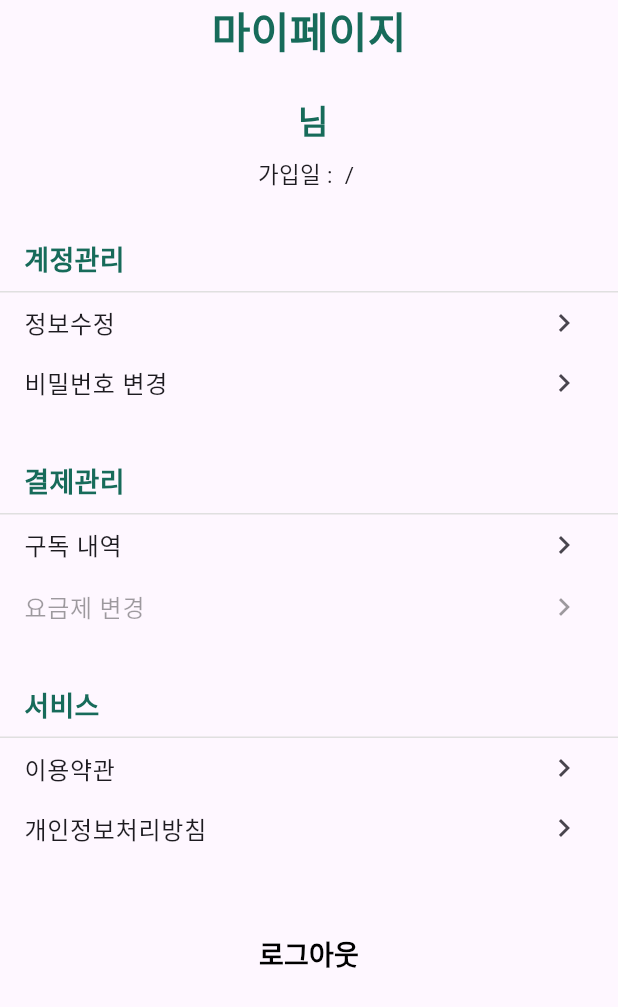
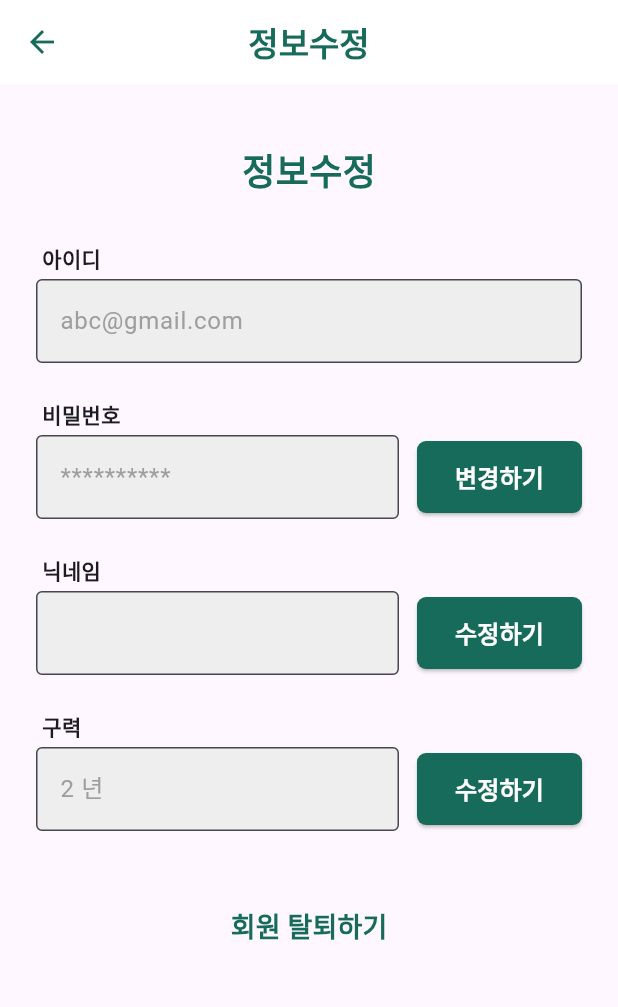
Before and after one commit to golframe/Golframe-dev, a Flutter app: the MyTab widget shown alone on an empty page, opened directly with empty values, after a tap on "정보수정", on a phone screen of 412 x 824 dp. Shown: the top 1007 px of the screen. Run offline on Flutter 3.47's test engine with Material 3 defaults, Android fonts, the phone set to English and light mode, and no system bars.

Commit message:
[feat] 마이페이지-정보수정 기능개발

```diff
--- /dev/null
+++ b/lib/edit_profile_screen.dart
@@ -0,0 +1,294 @@
+import 'package:flutter/material.dart';
+
+class EditProfileScreen extends StatefulWidget {
+  final String email;
+  final String nickname;
+  final String career;
+  const EditProfileScreen({
+    super.key,
+    required this.email,
+    required this.nickname,
+    required this.career,
+  });
+
+  @override
+  State<EditProfileScreen> createState() => _EditProfileScreenState();
+}
+
+class _EditProfileScreenState extends State<EditProfileScreen> {
+  bool isEditingPassword = false;
+  bool isEditingNickname = false;
+  bool isEditingCareer = false;
+  String nickname = '';
+  String password = '';
+  String career = '';
+  String careerUnit = '년';
+  String? errorText;
+  bool showNicknameDone = false;
+  bool showCareerDone = false;
+
+  @override
+  void initState() {
+    super.initState();
+    nickname = widget.nickname;
+    career = widget.career;
+  }
+
+  void _showDonePopup(String type) {
+    showDialog(
+      context: context,
+      builder:
+          (_) => AlertDialog(
+            content: Text(
+              type == 'nickname' ? '닉네임 수정이 완료되었습니다.' : '구력 수정이 완료되었습니다.',
+            ),
+            actions: [
+              TextButton(
+                onPressed: () => Navigator.of(context).pop(),
+                child: const Text('닫기'),
+              ),
+            ],
+          ),
+    );
+  }
+
+  @override
+  Widget build(BuildContext context) {
+    return Scaffold(
+      appBar: AppBar(
+        leading: IconButton(
+          icon: const Icon(Icons.arrow_back),
+          onPressed: () => Navigator.of(context).pop(),
+        ),
+        title: const Text(
+          '정보수정',
+          style: TextStyle(fontWeight: FontWeight.bold),
+        ),
+        centerTitle: true,
+        elevation: 0,
+        backgroundColor: Colors.white,
+        foregroundColor: const Color(0xFF176B5A),
+      ),
+      body: ListView(
+        padding: const EdgeInsets.all(24),
+        children: [
+          const SizedBox(height: 16),
+          const Center(
+            child: Text(
+              '정보수정',
+              style: TextStyle(
+                fontWeight: FontWeight.bold,
+                fontSize: 24,
+                color: Color(0xFF176B5A),
+              ),
+            ),
+          ),
+          const SizedBox(height: 32),
+          _buildLabel('아이디'),
+          _buildReadOnlyField(widget.email),
+          const SizedBox(height: 24),
+          _buildLabel('비밀번호'),
+          Row(
+            children: [
+              Expanded(child: _buildReadOnlyField('**********')),
+              const SizedBox(width: 12),
+              _buildActionButton(
+                isEditingPassword ? '변경완료' : '변경하기',
+                enabled: !isEditingNickname && !isEditingCareer,
+                onPressed:
+                    !isEditingNickname && !isEditingCareer
+                        ? () {
+                          setState(() {
+                            isEditingPassword = !isEditingPassword;
+                          });
+                        }
+                        : null,
+              ),
+            ],
+          ),
+          const SizedBox(height: 24),
+          _buildLabel('닉네임'),
+          Row(
+            children: [
+              Expanded(
+                child:
+                    isEditingNickname
+                        ? TextField(
+                          autofocus: true,
+                          decoration: const InputDecoration(
+                            border: OutlineInputBorder(),
+                          ),
+                          controller: TextEditingController(text: nickname),
+                          onChanged: (v) => nickname = v,
+                        )
+                        : _buildReadOnlyField(nickname),
+              ),
+              const SizedBox(width: 12),
+              _buildActionButton(
+                isEditingNickname ? '수정완료' : '수정하기',
+                enabled: !isEditingPassword && !isEditingCareer,
+                onPressed:
+                    !isEditingPassword && !isEditingCareer
+                        ? () {
+                          if (isEditingNickname) {
+                            if (nickname.trim().isEmpty) {
+                              setState(() {
+                                errorText = '닉네임을 입력해주세요.';
+                              });
+                              return;
+                            }
+                            setState(() {
+                              isEditingNickname = false;
+                              errorText = null;
+                            });
+                            _showDonePopup('nickname');
+                          } else {
+                            setState(() {
+                              isEditingNickname = true;
+                              errorText = null;
+                            });
+                          }
+                        }
+                        : null,
+              ),
+            ],
+          ),
+          const SizedBox(height: 24),
+          _buildLabel('구력'),
+          Row(
+            children: [
+              Expanded(
+                child:
+                    isEditingCareer
+                        ? Row(
+                          children: [
+                            Expanded(
+                              child: TextField(
+                                keyboardType: TextInputType.number,
+                                decoration: const InputDecoration(
+                                  border: OutlineInputBorder(),
+                                  hintText: '구력',
+                                ),
+                                onChanged: (v) => career = v,
+                              ),
+                            ),
+                            const SizedBox(width: 8),
+                            DropdownButton<String>(
+                              value: careerUnit,
+                              items: const [
+                                DropdownMenuItem(value: '년', child: Text('년')),
+                                DropdownMenuItem(
+                                  value: '개월',
+                                  child: Text('개월'),
+                                ),
+                              ],
+                              onChanged: (v) {
+                                setState(() {
+                                  careerUnit = v!;
+                                });
+                              },
+                            ),
+                          ],
+                        )
+                        : _buildReadOnlyField('$career $careerUnit'),
+              ),
+              const SizedBox(width: 12),
+              _buildActionButton(
+                isEditingCareer ? '수정완료' : '수정하기',
+                enabled: !isEditingPassword && !isEditingNickname,
+                onPressed:
+                    !isEditingPassword && !isEditingNickname
+                        ? () {
+                          if (isEditingCareer) {
+                            if (career.trim().isEmpty) {
+                              setState(() {
+                                errorText = '구력을 입력해주세요.';
+                              });
+                              return;
+                            }
+                            setState(() {
+                              isEditingCareer = false;
+                              errorText = null;
+                            });
+                            _showDonePopup('career');
+                          } else {
+                            setState(() {
+                              isEditingCareer = true;
+                              errorText = null;
+                            });
+                          }
+                        }
+                        : null,
+              ),
+            ],
+          ),
+          if (errorText != null)
+            Padding(
+              padding: const EdgeInsets.only(top: 8.0, left: 4.0),
+              child: Text(
+                errorText!,
+                style: const TextStyle(color: Colors.red),
+              ),
+            ),
+          const SizedBox(height: 40),
+          Center(
+            child: TextButton(
+              onPressed: () {},
+              child: const Text(
+                '회원 탈퇴하기',
+                style: TextStyle(
+                  fontWeight: FontWeight.bold,
+                  fontSize: 18,
+                  color: Color(0xFF176B5A),
+                ),
+              ),
+            ),
+          ),
+        ],
+      ),
+    );
+  }
+
+  Widget _buildLabel(String text) {
+    return Padding(
+      padding: const EdgeInsets.only(left: 4, bottom: 4),
+      child: Text(text, style: const TextStyle(fontWeight: FontWeight.bold)),
+    );
+  }
+
+  Widget _buildReadOnlyField(String value) {
+    return TextField(
+      controller: TextEditingController(text: value),
+      readOnly: true,
+      decoration: InputDecoration(
+        border: OutlineInputBorder(),
+        filled: true,
+        fillColor: Colors.grey[200],
+      ),
+      style: const TextStyle(color: Colors.grey),
+    );
+  }
+
+  Widget _buildActionButton(
+    String text, {
+    required bool enabled,
+    VoidCallback? onPressed,
+  }) {
+    return SizedBox(
+      width: 110,
+      height: 48,
+      child: ElevatedButton(
+        onPressed: enabled ? onPressed : null,
+        style: ElevatedButton.styleFrom(
+          backgroundColor: enabled ? const Color(0xFF176B5A) : Colors.grey[400],
+          foregroundColor: Colors.white,
+          shape: RoundedRectangleBorder(borderRadius: BorderRadius.circular(6)),
+        ),
+        child: Text(
+          text,
+          style: const TextStyle(fontWeight: FontWeight.bold, fontSize: 16),
+        ),
+      ),
+    );
+  }
+}
--- a/lib/my_tab.dart
+++ b/lib/my_tab.dart
@@ -1,5 +1,7 @@
 import 'package:flutter/material.dart';
 import 'login_screen.dart';
+import 'edit_profile_screen.dart';
+import 'change_password_screen.dart';
 
 class MyTab extends StatelessWidget {
   final String role;
@@ -53,8 +55,31 @@ class MyTab extends StatelessWidget {
         const SizedBox(height: 32),
         _SectionTitle('계정관리'),
         _MyDivider(),
-        _MenuItem(title: '정보수정', onTap: () {}),
-        _MenuItem(title: '비밀번호 변경', onTap: () {}),
+        _MenuItem(
+          title: '정보수정',
+          onTap: () {
+            Navigator.push(
+              context,
+              MaterialPageRoute(
+                builder:
+                    (_) => EditProfileScreen(
+                      email: 'abc@gmail.com',
+                      nickname: nickname,
+                      career: '2',
+                    ),
+              ),
+            );
+          },
+        ),
+        _MenuItem(
+          title: '비밀번호 변경',
+          onTap: () {
+            Navigator.push(
+              context,
+              MaterialPageRoute(builder: (_) => ChangePasswordScreen()),
+            );
+          },
+        ),
         const SizedBox(height: 32),
         _SectionTitle('결제관리'),
         _MyDivider(),
```
Also changed, not shown: lib/change_password_screen.dart (added, +145 -0 lines).
